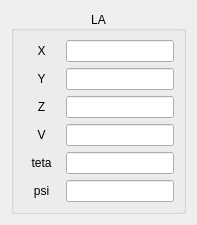
Before: the Qt Designer form lainitialframe.ui in Yegres5/diploma, drawn with Qt 5.
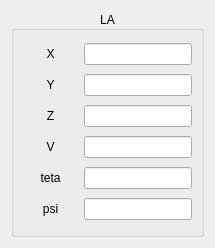
After: the same form once the commit is applied.

Diff of the .ui file:
```diff
--- a/lainitialframe.ui
+++ b/lainitialframe.ui
@@ -6,8 +6,8 @@
    <rect>
     <x>0</x>
     <y>0</y>
-    <width>197</width>
-    <height>211</height>
+    <width>215</width>
+    <height>248</height>
    </rect>
   </property>
   <property name="windowTitle">
@@ -37,7 +37,7 @@
         <item>
          <widget class="QLabel" name="label_X">
           <property name="sizePolicy">
-           <sizepolicy hsizetype="Preferred" vsizetype="Minimum">
+           <sizepolicy hsizetype="Minimum" vsizetype="Fixed">
             <horstretch>0</horstretch>
             <verstretch>0</verstretch>
            </sizepolicy>
@@ -53,7 +53,7 @@
         <item>
          <widget class="QLineEdit" name="LineEdit_X">
           <property name="sizePolicy">
-           <sizepolicy hsizetype="Minimum" vsizetype="Fixed">
+           <sizepolicy hsizetype="Fixed" vsizetype="Fixed">
             <horstretch>0</horstretch>
             <verstretch>0</verstretch>
            </sizepolicy>
@@ -67,7 +67,7 @@
         <item>
          <widget class="QLabel" name="label_Y">
           <property name="sizePolicy">
-           <sizepolicy hsizetype="Minimum" vsizetype="Preferred">
+           <sizepolicy hsizetype="Minimum" vsizetype="Fixed">
             <horstretch>0</horstretch>
             <verstretch>0</verstretch>
            </sizepolicy>
@@ -83,7 +83,7 @@
         <item>
          <widget class="QLineEdit" name="LineEdit_Y">
           <property name="sizePolicy">
-           <sizepolicy hsizetype="Minimum" vsizetype="Fixed">
+           <sizepolicy hsizetype="Fixed" vsizetype="Fixed">
             <horstretch>0</horstretch>
             <verstretch>0</verstretch>
            </sizepolicy>
@@ -97,7 +97,7 @@
         <item>
          <widget class="QLabel" name="label_Z">
           <property name="sizePolicy">
-           <sizepolicy hsizetype="Minimum" vsizetype="Preferred">
+           <sizepolicy hsizetype="Minimum" vsizetype="Fixed">
             <horstretch>0</horstretch>
             <verstretch>0</verstretch>
            </sizepolicy>
@@ -113,7 +113,7 @@
         <item>
          <widget class="QLineEdit" name="LineEdit_Z">
           <property name="sizePolicy">
-           <sizepolicy hsizetype="Minimum" vsizetype="Fixed">
+           <sizepolicy hsizetype="Fixed" vsizetype="Fixed">
             <horstretch>0</horstretch>
             <verstretch>0</verstretch>
            </sizepolicy>
@@ -127,7 +127,7 @@
         <item>
          <widget class="QLabel" name="label_V">
           <property name="sizePolicy">
-           <sizepolicy hsizetype="Minimum" vsizetype="Preferred">
+           <sizepolicy hsizetype="Minimum" vsizetype="Fixed">
             <horstretch>0</horstretch>
             <verstretch>0</verstretch>
            </sizepolicy>
@@ -143,7 +143,7 @@
         <item>
          <widget class="QLineEdit" name="LineEdit_V">
           <property name="sizePolicy">
-           <sizepolicy hsizetype="Minimum" vsizetype="Fixed">
+           <sizepolicy hsizetype="Fixed" vsizetype="Fixed">
             <horstretch>0</horstretch>
             <verstretch>0</verstretch>
            </sizepolicy>
@@ -157,7 +157,7 @@
         <item>
          <widget class="QLabel" name="label_teta">
           <property name="sizePolicy">
-           <sizepolicy hsizetype="Minimum" vsizetype="Preferred">
+           <sizepolicy hsizetype="Minimum" vsizetype="Fixed">
             <horstretch>0</horstretch>
             <verstretch>0</verstretch>
            </sizepolicy>
@@ -173,7 +173,7 @@
         <item>
          <widget class="QLineEdit" name="LineEdit_teta">
           <property name="sizePolicy">
-           <sizepolicy hsizetype="Minimum" vsizetype="Fixed">
+           <sizepolicy hsizetype="Fixed" vsizetype="Fixed">
             <horstretch>0</horstretch>
             <verstretch>0</verstretch>
            </sizepolicy>
@@ -187,7 +187,7 @@
         <item>
          <widget class="QLabel" name="label_Z_psi">
           <property name="sizePolicy">
-           <sizepolicy hsizetype="Minimum" vsizetype="Preferred">
+           <sizepolicy hsizetype="Minimum" vsizetype="Fixed">
             <horstretch>0</horstretch>
             <verstretch>0</verstretch>
            </sizepolicy>
@@ -203,7 +203,7 @@
         <item>
          <widget class="QLineEdit" name="LineEdit_psi">
           <property name="sizePolicy">
-           <sizepolicy hsizetype="Minimum" vsizetype="Fixed">
+           <sizepolicy hsizetype="Fixed" vsizetype="Fixed">
             <horstretch>0</horstretch>
             <verstretch>0</verstretch>
            </sizepolicy>
```
Left out of the diff: 2 changed lines with no effect on the pictures.
